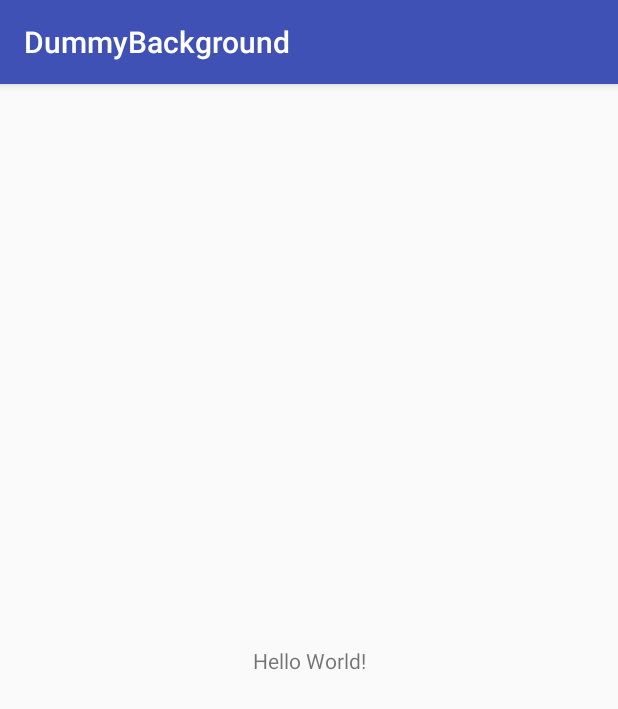
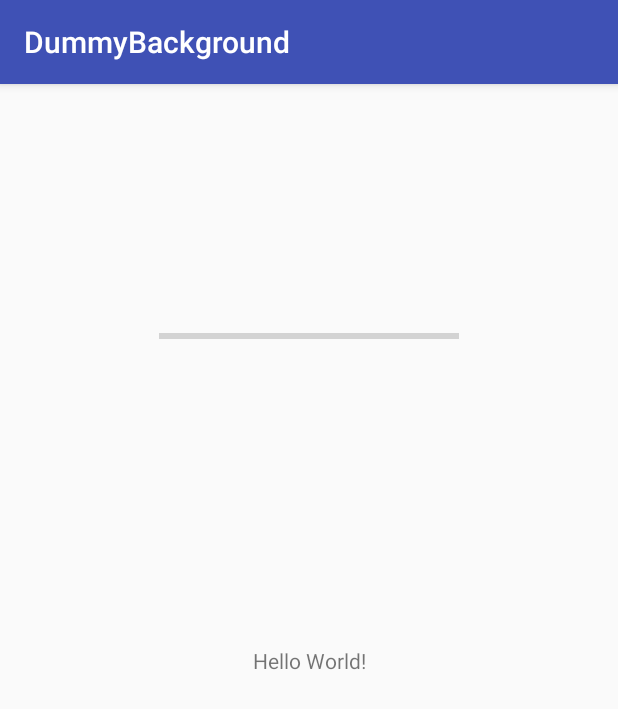
Before and after one commit to pdelmonte/DummyBackground, an Android app: the screen it shows after launch (MainActivity), on a phone screen of 412 x 824 dp. Shown: the top 709 px of the screen. Run offline under Robolectric (Android 15) with nearby library versions, the phone set to English and light mode, and no system bars.

```diff
--- a/app/src/main/AndroidManifest.xml
+++ b/app/src/main/AndroidManifest.xml
@@ -1,6 +1,9 @@
 <?xml version="1.0" encoding="utf-8"?>
 <manifest xmlns:android="http://schemas.android.com/apk/res/android"
     package="org.bts.android.dummybackground">
+
+    <uses-permission android:name="android.permission.INTERNET"></uses-permission>
+    <uses-permission android:name="android.permission.ACCESS_NETWORK_STATE"></uses-permission>
 
     <application
         android:allowBackup="true"
--- a/app/src/main/java/org/bts/android/dummybackground/MainActivity.java
+++ b/app/src/main/java/org/bts/android/dummybackground/MainActivity.java
@@ -1,13 +1,54 @@
 package org.bts.android.dummybackground;
 
+import android.content.Context;
+import android.net.ConnectivityManager;
+import android.net.NetworkInfo;
+import android.nfc.Tag;
 import android.support.v7.app.AppCompatActivity;
 import android.os.Bundle;
+import android.util.Log;
+import android.widget.ProgressBar;
+import android.widget.Toast;
+
+import java.io.IOException;
+import java.net.HttpURLConnection;
+import java.net.MalformedURLException;
+import java.net.ProtocolException;
+import java.net.URL;
 
 public class MainActivity extends AppCompatActivity {
+    private ProgressBar mProgressBar;
+    private static final String TAG = MainActivity.class.getSimpleName();
+
 
     @Override
     protected void onCreate(Bundle savedInstanceState) {
         super.onCreate(savedInstanceState);
         setContentView(R.layout.activity_main);
+
+        this.mProgressBar = (ProgressBar) findViewById(R.id.progressBar);
+
+        MyAsyncTask myTask = new MyAsyncTask(this);
+        //myTask.execute(1);
+
+
+        //---------------
+        ConnectivityManager connMngr = (ConnectivityManager) getSystemService(Context.CONNECTIVITY_SERVICE);
+        NetworkInfo netwInfo = connMngr.getActiveNetworkInfo();
+
+        if (netwInfo != null && netwInfo.isConnected()) {
+            MyDownloadThread mDownThread = new MyDownloadThread(this);
+            mDownThread.execute();
+
+        } else {
+            Log.w(MainActivity.TAG,"Connection Failed");
+            Toast.makeText(this, "Connection Failed", Toast.LENGTH_SHORT).show();
+        }
+
+    }
+
+    public void updateProgressBar(Integer value) {
+
+        this.mProgressBar.setProgress(value);
     }
 }
--- /dev/null
+++ b/app/src/main/java/org/bts/android/dummybackground/MyDownloadThread.java
@@ -0,0 +1,106 @@
+package org.bts.android.dummybackground;
+
+import android.content.Context;
+import android.os.AsyncTask;
+import android.util.Log;
+import android.util.Xml;
+import android.widget.Toast;
+
+import org.xmlpull.v1.XmlPullParser;
+import org.xmlpull.v1.XmlPullParserException;
+
+import java.io.IOException;
+import java.io.InputStream;
+import java.net.HttpURLConnection;
+import java.net.MalformedURLException;
+import java.net.ProtocolException;
+import java.net.URL;
+
+import javax.net.ssl.HttpsURLConnection;
+
+/**
+ * Created by pedrodelmonte on 20/03/17.
+ */
+
+public class MyDownloadThread extends AsyncTask <String, Void, String>{
+
+    private Context mContext;
+    private static final String TAG = MyDownloadThread.class.getSimpleName();
+
+    public MyDownloadThread(Context context) {
+        this.mContext = context;
+    }
+
+    @Override
+    protected String doInBackground(String... params) {
+
+        URL feedURL = null;
+        String titleList = "";
+
+        try {
+            feedURL = new URL("https://www.theguardian.com/international/rss");
+            HttpsURLConnection myConnection = (HttpsURLConnection) feedURL.openConnection();
+            myConnection.setRequestMethod("GET");
+            myConnection.setDoInput(true);
+            myConnection.connect();
+            Log.i(MyDownloadThread.TAG, "Response code: " + myConnection.getResponseCode());
+
+            if (myConnection.getResponseCode() == HttpsURLConnection.HTTP_OK) {
+
+                Log.i(MyDownloadThread.TAG,"Connection set up");
+
+                InputStream inputStream = myConnection.getInputStream();
+
+                XmlPullParser xmlParser = Xml.newPullParser();
+                xmlParser.setInput(inputStream, null);
+
+                int event = xmlParser.nextTag();
+
+
+                while (xmlParser.getEventType() !=  XmlPullParser.END_DOCUMENT) {
+                    //Log.i(MyDownloadThread.TAG, "Inside Parsing");
+                    //Log.i(MyDownloadThread.TAG, "Tag: "+xmlParser.getName());
+                    switch (event) {
+                        case XmlPullParser.START_TAG:
+                            //Log.i(MyDownloadThread.TAG, "Starting Tag found");
+                            if (xmlParser.getName().equals("item")) {
+                                xmlParser.nextTag();
+                                xmlParser.next();
+                                titleList += "- " + xmlParser.getText()+ "\n";
+                            }
+
+                            break;
+
+                        default:
+
+                    }
+                    event = xmlParser.next();
+                }
+
+                inputStream.close();
+                Log.i(MyDownloadThread.TAG, titleList);
+
+            }
+
+
+
+        } catch (MalformedURLException e) {
+            e.printStackTrace();
+        } catch (ProtocolException e) {
+            e.printStackTrace();
+        } catch (IOException e) {
+            e.printStackTrace();
+        } catch (XmlPullParserException e) {
+            e.printStackTrace();
+        }
+
+        return titleList;
+    }
+
+    @Override
+    protected void onPostExecute(String s) {
+        super.onPostExecute(s);
+
+        Toast.makeText(this.mContext, s, Toast.LENGTH_LONG).show();
+    }
+}
--- a/app/src/main/res/layout/activity_main.xml
+++ b/app/src/main/res/layout/activity_main.xml
@@ -15,4 +15,17 @@
         app:layout_constraintRight_toRightOf="parent"
         app:layout_constraintTop_toTopOf="parent" />
 
+    <ProgressBar
+        android:layout_width="200dp"
+        android:layout_height="wrap_content"
+        android:id="@+id/progressBar"
+        style="?android:attr/progressBarStyleHorizontal"
+        android:max="100"
+        android:layout_marginRight="8dp"
+        app:layout_constraintRight_toRightOf="parent"
+        android:layout_marginLeft="8dp"
+        app:layout_constraintLeft_toLeftOf="parent"
+        app:layout_constraintTop_toTopOf="parent"
+        android:layout_marginTop="160dp" />
+
 </android.support.constraint.ConstraintLayout>
```
Also changed, not shown: app/src/main/java/org/bts/android/dummybackground/MyAsyncTask.java (added, +56 -0 lines).
